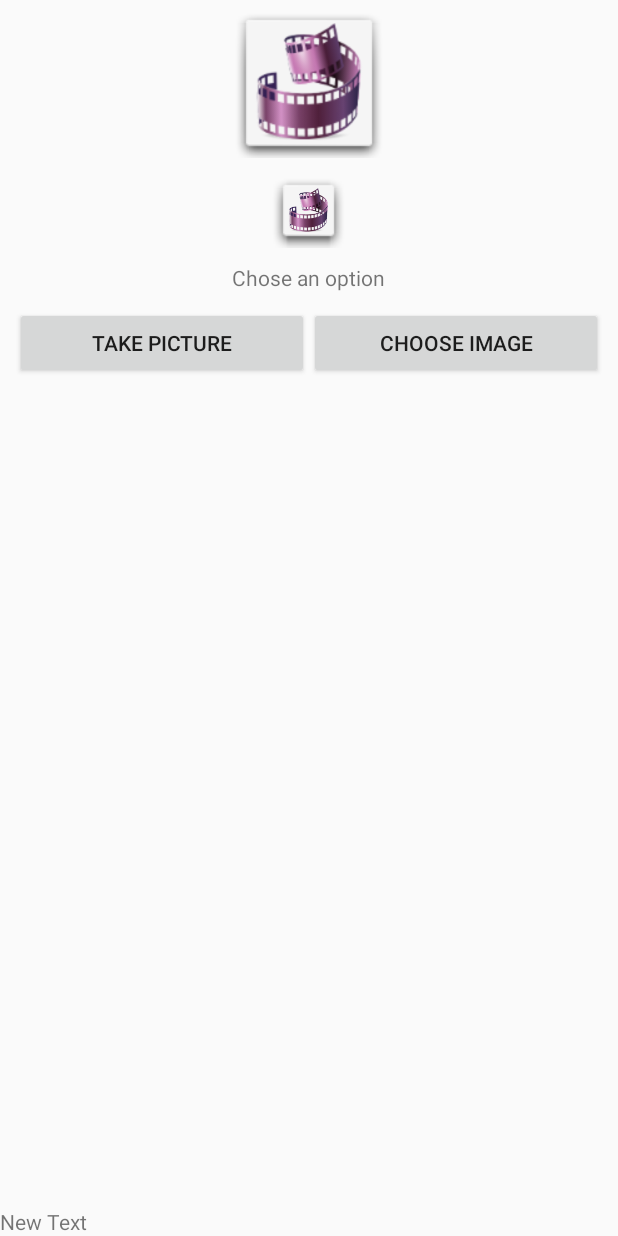
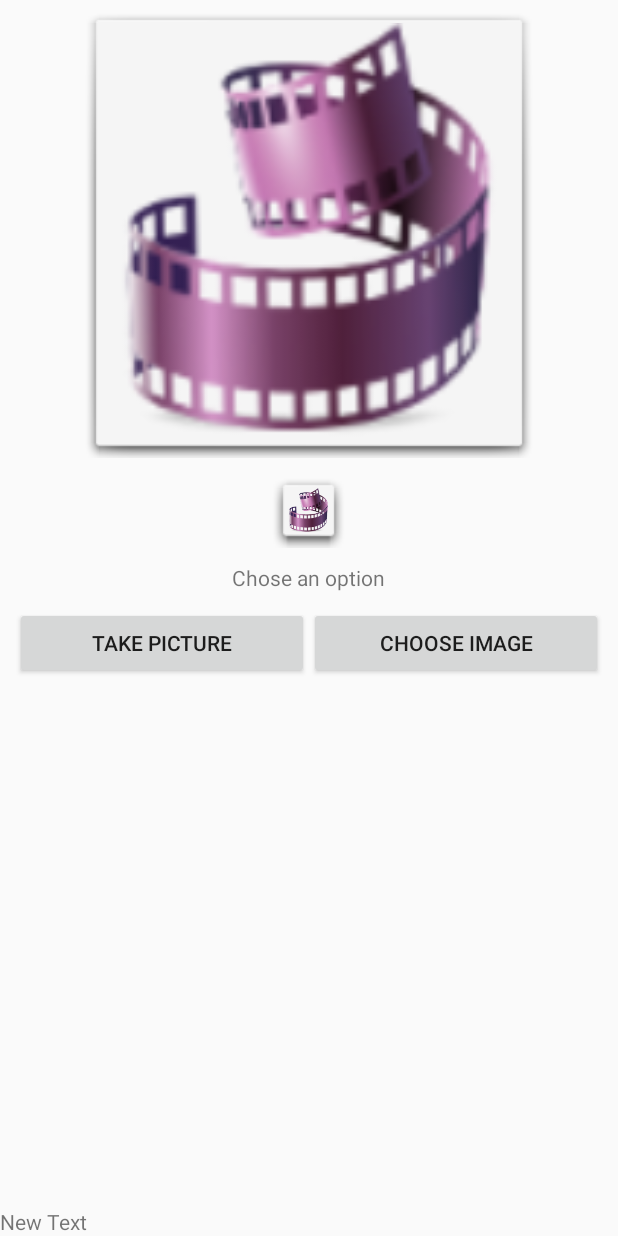
Before and after one commit to jborak/charityspotter, an Android app: the ImageChooserActivity screen opened directly, with no data from a screen before it, on a phone screen of 412 x 824 dp. Run offline under Robolectric (Android 15) with nearby library versions, the phone set to English and light mode, and no system bars; our stand-ins replace Picasso; libraries missing offline, so code that uses them is left out: com.clarifai.api, com.firebase.client, com.kbeanie.imagechooser; pictures from the network do not load; 2 statements that could not run were skipped.

Commit message:
Android: image size and app name fix.

```diff
--- a/android/CharitySpot/app/src/main/res/layout/activity_image_chooser.xml
+++ b/android/CharitySpot/app/src/main/res/layout/activity_image_chooser.xml
@@ -9,8 +9,8 @@
 
     <ImageView
         android:id="@+id/imageViewThumb"
-        android:layout_width="100dp"
-        android:layout_height="100dp"
+        android:layout_width="300dp"
+        android:layout_height="300dp"
         android:layout_centerHorizontal="true"
         android:layout_marginTop="5dp"
         android:background="@drawable/image_border"
--- a/android/CharitySpot/app/src/main/res/values/strings.xml
+++ b/android/CharitySpot/app/src/main/res/values/strings.xml
@@ -1,5 +1,5 @@
 <resources>
-    <string name="app_name">CharitySpot</string>
+    <string name="app_name">CharitySpotter</string>
 
     <!-- Strings related to login -->
     <string name="prompt_email">Email</string>
```
